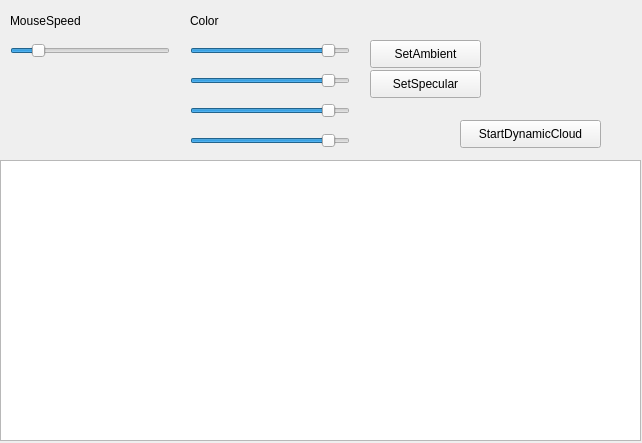
The window that mainwindow.ui (HermitZHQ/QtOpenGL) describes before a commit, drawn with Qt 5.
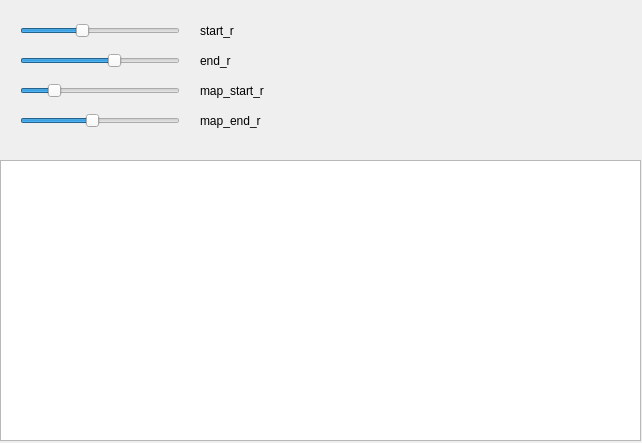
The same window after the commit.

What changed in the file:
```diff
--- a/mainwindow.ui
+++ b/mainwindow.ui
@@ -14,32 +14,6 @@
    <string>MainWindow</string>
   </property>
   <widget class="QWidget" name="centralwidget">
-   <widget class="QPushButton" name="btn_Specular">
-    <property name="geometry">
-     <rect>
-      <x>370</x>
-      <y>70</y>
-      <width>111</width>
-      <height>28</height>
-     </rect>
-    </property>
-    <property name="text">
-     <string>SetSpecular</string>
-    </property>
-   </widget>
-   <widget class="QPushButton" name="btn_Ambient">
-    <property name="geometry">
-     <rect>
-      <x>370</x>
-      <y>40</y>
-      <width>111</width>
-      <height>28</height>
-     </rect>
-    </property>
-    <property name="text">
-     <string>SetAmbient</string>
-    </property>
-   </widget>
    <widget class="QListWidget" name="list_info">
     <property name="geometry">
      <rect>
@@ -50,71 +24,36 @@
      </rect>
     </property>
    </widget>
-   <widget class="QSlider" name="slid_MouseSpeed">
-    <property name="geometry">
-     <rect>
-      <x>10</x>
-      <y>40</y>
-      <width>160</width>
-      <height>22</height>
-     </rect>
-    </property>
-    <property name="minimum">
-     <number>1</number>
-    </property>
-    <property name="maximum">
-     <number>100</number>
-    </property>
-    <property name="value">
-     <number>15</number>
-    </property>
-    <property name="orientation">
-     <enum>Qt::Horizontal</enum>
-    </property>
-   </widget>
-   <widget class="QLabel" name="label">
-    <property name="geometry">
-     <rect>
-      <x>10</x>
-      <y>10</y>
-      <width>91</width>
-      <height>21</height>
-     </rect>
-    </property>
-    <property name="text">
-     <string>MouseSpeed</string>
-    </property>
-   </widget>
    <widget class="QLabel" name="label_2">
     <property name="geometry">
      <rect>
-      <x>190</x>
-      <y>10</y>
+      <x>200</x>
+      <y>20</y>
       <width>101</width>
       <height>21</height>
      </rect>
     </property>
     <property name="text">
-     <string>Color</string>
+     <string>start_r</string>
     </property>
    </widget>
    <widget class="QSlider" name="slid_R">
     <property name="geometry">
      <rect>
-      <x>190</x>
-      <y>40</y>
+      <x>20</x>
+      <y>20</y>
       <width>160</width>
       <height>22</height>
      </rect>
     </property>
     <property name="minimum">
-     <number>0</number>
+     <number>1</number>
     </property>
     <property name="maximum">
-     <number>255</number>
+     <number>1000</number>
     </property>
     <property name="value">
-     <number>230</number>
+     <number>380</number>
     </property>
     <property name="orientation">
      <enum>Qt::Horizontal</enum>
@@ -123,20 +62,20 @@
    <widget class="QSlider" name="slid_G">
     <property name="geometry">
      <rect>
-      <x>190</x>
-      <y>70</y>
+      <x>20</x>
+      <y>50</y>
       <width>160</width>
       <height>22</height>
      </rect>
     </property>
     <property name="minimum">
-     <number>0</number>
+     <number>1</number>
     </property>
     <property name="maximum">
-     <number>255</number>
+     <number>1000</number>
     </property>
     <property name="value">
-     <number>230</number>
+     <number>600</number>
     </property>
     <property name="orientation">
      <enum>Qt::Horizontal</enum>
@@ -145,20 +84,20 @@
    <widget class="QSlider" name="slid_B">
     <property name="geometry">
      <rect>
-      <x>190</x>
-      <y>100</y>
+      <x>20</x>
+      <y>80</y>
       <width>160</width>
       <height>22</height>
      </rect>
     </property>
     <property name="minimum">
-     <number>0</number>
+     <number>1</number>
     </property>
     <property name="maximum">
-     <number>255</number>
+     <number>1000</number>
     </property>
     <property name="value">
-     <number>230</number>
+     <number>190</number>
     </property>
     <property name="orientation">
      <enum>Qt::Horizontal</enum>
@@ -167,36 +106,62 @@
    <widget class="QSlider" name="slid_A">
     <property name="geometry">
      <rect>
-      <x>190</x>
-      <y>130</y>
+      <x>20</x>
+      <y>110</y>
       <width>160</width>
       <height>22</height>
      </rect>
     </property>
     <property name="minimum">
-     <number>0</number>
+     <number>1</number>
     </property>
     <property name="maximum">
-     <number>255</number>
+     <number>1000</number>
     </property>
     <property name="value">
-     <number>230</number>
+     <number>450</number>
     </property>
     <property name="orientation">
      <enum>Qt::Horizontal</enum>
     </property>
    </widget>
-   <widget class="QPushButton" name="btn_start_dynamic_cloud">
+   <widget class="QLabel" name="label_3">
     <property name="geometry">
      <rect>
-      <x>460</x>
-      <y>120</y>
-      <width>141</width>
-      <height>28</height>
+      <x>200</x>
+      <y>50</y>
+      <width>101</width>
+      <height>21</height>
      </rect>
     </property>
     <property name="text">
-     <string>StartDynamicCloud</string>
+     <string>end_r</string>
+    </property>
+   </widget>
+   <widget class="QLabel" name="label_4">
+    <property name="geometry">
+     <rect>
+      <x>200</x>
+      <y>80</y>
+      <width>101</width>
+      <height>21</height>
+     </rect>
+    </property>
+    <property name="text">
+     <string>map_start_r</string>
+    </property>
+   </widget>
+   <widget class="QLabel" name="label_5">
+    <property name="geometry">
+     <rect>
+      <x>200</x>
+      <y>110</y>
+      <width>101</width>
+      <height>21</height>
+     </rect>
+    </property>
+    <property name="text">
+     <string>map_end_r</string>
     </property>
    </widget>
   </widget>
```
Left out of the diff: 59 changed lines with no effect on the pictures.
